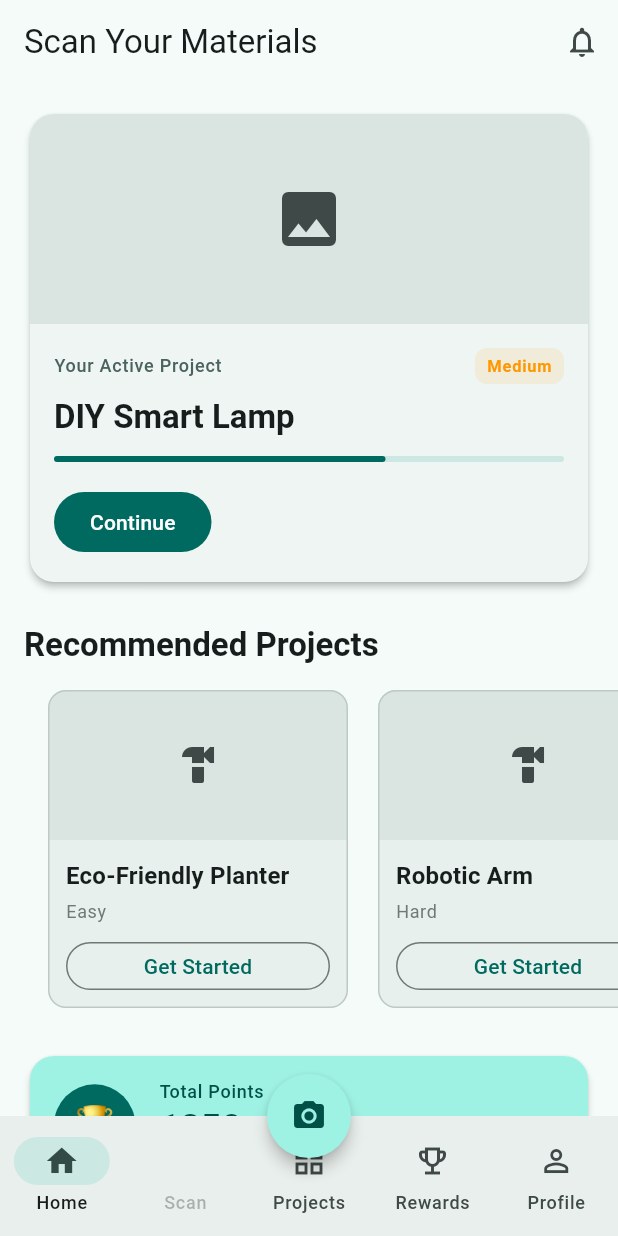
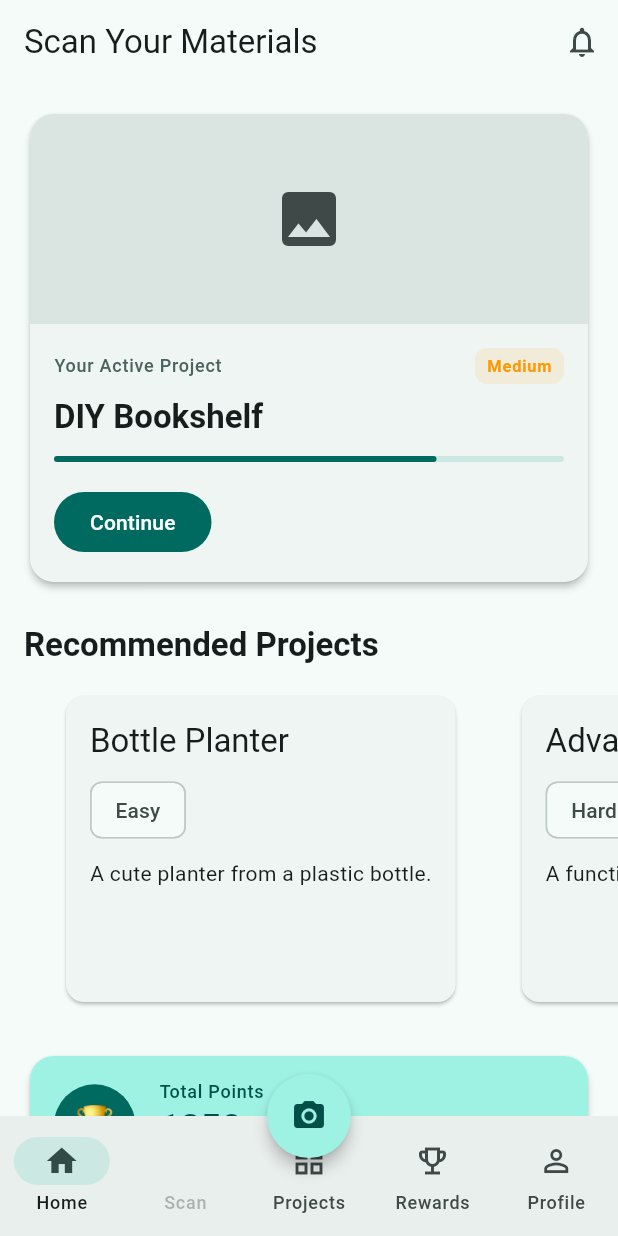
Before and after one commit to UvanAdhithya/Idea-Lens, a Flutter app: the screen it shows after launch, on a phone screen of 412 x 824 dp. Run offline on Flutter 3.47's test engine with Material 3 defaults, Android fonts, the light colour scheme and no system bars; our stand-ins replace flutter_dotenv, image_picker.

Commit message:
Pages for each project with tasks

```diff
--- a/lib/main.dart
+++ b/lib/main.dart
@@ -2,6 +2,9 @@ import 'package:flutter/material.dart';
 import 'screens/home_screen.dart';
 import 'screens/gemini_image_tasks_screen.dart';
 import 'package:flutter_dotenv/flutter_dotenv.dart';
+import 'screens/projects_list_screen.dart';
+import 'screens/project_details_screen.dart';
+import 'models/project.dart';
 
 
 Future<void> main() async {
--- a/lib/models/project.dart
+++ b/lib/models/project.dart
@@ -1,52 +1,53 @@
 class Project {
-  final String id;
   final String title;
+  final String difficulty;
   final String description;
-  final String imageUrl;
-  String? capturedImagePath; // path to local file
-  final String difficulty; // "Easy", "Medium", "Hard"
-  final double progress; // 0.0 to 1.0
-  final int points;
+  final List<String> steps;
+  final String? capturedImagePath;
+  final double progress;
 
-  Project({
-    required this.id,
+  const Project({
     required this.title,
+    required this.difficulty,
     required this.description,
-    required this.imageUrl,
+    required this.steps,
     this.capturedImagePath,
-    required this.difficulty,
-    required this.progress,
-    required this.points,
+    this.progress = 0.0,
   });
+
+  factory Project.fromJson(Map<String, dynamic> json) {
+    return Project(
+      title: json['title'] ?? 'Untitled',
+      difficulty: json['difficulty'] ?? 'Unknown',
+      description: json['description'] ?? 'No description.',
+      steps: List<String>.from(json['steps'] ?? []),
+    );
   }
 
-// Mock Data
-final List<Project> mockProjects = [
+  static final List<Project> mockProjects = [
     Project(
-    id: '1',
-    title: 'DIY Smart Lamp',
-    description: 'Build a voice-controlled lamp using Arduino.',
-    imageUrl: 'assets/lamp.png', // Placeholder
+      title: 'DIY Bookshelf',
       difficulty: 'Medium',
-    progress: 0.65,
-    points: 500,
+      description: 'A simple bookshelf from recycled wood.',
+      steps: ['Cut wood', 'Sand edges', 'Assemble shelf', 'Paint or stain', 'Mount on wall'],
+      capturedImagePath: null,
+      progress: 0.75,
     ),
     Project(
-    id: '2',
-    title: 'Eco-Friendly Planter',
-    description: 'Create a self-watering planter from recycled bottles.',
-    imageUrl: 'assets/planter.png', // Placeholder
+      title: 'Bottle Planter',
       difficulty: 'Easy',
-    progress: 0.0,
-    points: 300,
+      description: 'A cute planter from a plastic bottle.',
+      steps: ['Cut bottle', 'Decorate', 'Add soil', 'Plant seedling', 'Water'],
+      capturedImagePath: null,
+      progress: 0.2,
     ),
     Project(
-    id: '3',
-    title: 'Robotic Arm',
-    description: '3D print and assemble a simple robotic arm.',
-    imageUrl: 'assets/robot.png', // Placeholder
+      title: 'Advanced Robotic Arm',
       difficulty: 'Hard',
+      description: 'A functional robotic arm with Arduino.',
+      steps: ['3D print parts', 'Assemble mechanics', 'Wire electronics', 'Program Arduino', 'Test and calibrate'],
+      capturedImagePath: null,
       progress: 0.0,
-    points: 1000,
     ),
   ];
+}
--- a/lib/screens/dashboard_tab.dart
+++ b/lib/screens/dashboard_tab.dart
@@ -3,13 +3,16 @@ import '../models/project.dart';
 import '../widgets/active_project_card.dart';
 import '../widgets/recommended_project_card.dart';
 import '../widgets/gamification_card.dart';
-import 'project_detail_screen.dart';
+import 'project_details_screen.dart';
 
 class DashboardTab extends StatelessWidget {
-  const DashboardTab({super.key});
+   DashboardTab({super.key});
 
   @override
   Widget build(BuildContext context) {
+    // Define mockProjects as a local variable within the build method
+    final List<Project> mockProjects = Project.mockProjects;
+
     return CustomScrollView(
       slivers: [
         SliverAppBar(
@@ -30,13 +33,13 @@ class DashboardTab extends StatelessWidget {
               Padding(
                 padding: const EdgeInsets.fromLTRB(16, 16, 16, 8),
                 child: ActiveProjectCard(
-                  project: mockProjects[0],
+                  project: mockProjects[0], // Use the local variable
                   onTap: () {
                     Navigator.push(
                       context,
                       MaterialPageRoute(
-                        builder: (context) => ProjectDetailScreen(
-                          project: mockProjects[0],
+                        builder: (context) => ProjectDetailsScreen(
+                          project: mockProjects[0], // Use the local variable
                         ),
                       ),
                     );
@@ -59,23 +62,13 @@ class DashboardTab extends StatelessWidget {
                 child: ListView.separated(
                   padding: const EdgeInsets.symmetric(horizontal: 16),
                   scrollDirection: Axis.horizontal,
-                  itemCount: mockProjects.length,
+                  itemCount: mockProjects.length, // Use the local variable
                   separatorBuilder: (context, index) => const SizedBox(width: 12),
                   itemBuilder: (context, index) {
                     // Skip the first one if we consider it "active"
                     if (index == 0) return const SizedBox.shrink();
                     return RecommendedProjectCard(
-                      project: mockProjects[index],
-                      onTap: () {
-                        Navigator.push(
-                          context,
-                          MaterialPageRoute(
-                            builder: (context) => ProjectDetailScreen(
-                              project: mockProjects[index],
-                            ),
-                          ),
-                        );
-                      },
+                      project: mockProjects[index], // Use the local variable
                     );
                   },
                 ),
--- a/lib/widgets/recommended_project_card.dart
+++ b/lib/widgets/recommended_project_card.dart
@@ -1,88 +1,40 @@
 import 'package:flutter/material.dart';
 import '../models/project.dart';
+import '../screens/project_details_screen.dart';
 
 class RecommendedProjectCard extends StatelessWidget {
   final Project project;
-  final VoidCallback onTap;
 
-  const RecommendedProjectCard({
-    super.key,
-    required this.project,
-    required this.onTap,
-  });
+  const RecommendedProjectCard({super.key, required this.project});
 
   @override
   Widget build(BuildContext context) {
     return Card(
-      elevation: 0,
-      color: Theme.of(context).colorScheme.surfaceVariant.withOpacity(0.5),
-      shape: RoundedRectangleBorder(
-        side: BorderSide(color: Theme.of(context).colorScheme.outlineVariant),
-        borderRadius: BorderRadius.circular(12),
-      ),
+      margin: const EdgeInsets.symmetric(horizontal: 16, vertical: 8),
       child: InkWell(
-        onTap: onTap,
-        borderRadius: BorderRadius.circular(12),
-        child: SizedBox(
-          width: 200,
+        onTap: () {
+          Navigator.push(
+            context,
+            MaterialPageRoute(
+              builder: (context) => ProjectDetailsScreen(project: project),
+            ),
+          );
+        },
+        child: Padding(
+          padding: const EdgeInsets.all(16.0),
           child: Column(
             crossAxisAlignment: CrossAxisAlignment.start,
             children: [
-              // Image Placeholder
-              Container(
-                height: 100,
-                decoration: BoxDecoration(
-                  color: Theme.of(context).colorScheme.surfaceVariant,
-                  borderRadius: const BorderRadius.vertical(top: Radius.circular(12)),
-                ),
-                child: Center(
-                  child: Icon(
-                    Icons.hardware,
-                    size: 32,
-                    color: Theme.of(context).colorScheme.onSurfaceVariant,
-                  ),
-                ),
+              Text(
+                project.title,
+                style: Theme.of(context).textTheme.titleLarge,
               ),
-              // FIXED: Wrapped in Expanded to prevent overflow
-              Expanded(
-                child: Padding(
-                  padding: const EdgeInsets.all(12.0),
-                  child: Column(
-                    crossAxisAlignment: CrossAxisAlignment.start,
-                    children: [  // ← Remove mainAxisSize: MainAxisSize.min
-                      Text(
-                        project.title,
-                        maxLines: 1,
-                        overflow: TextOverflow.ellipsis,
-                        style: Theme.of(context).textTheme.titleMedium?.copyWith(
-                          fontWeight: FontWeight.w600,
-                        ),
-                      ),
-                      const SizedBox(height: 4),
-                      Text(
-                        project.difficulty,
-                        maxLines: 1,  // ← ADD THIS
-                        overflow: TextOverflow.ellipsis,  // ← ADD THIS
-                        style: Theme.of(context).textTheme.bodySmall?.copyWith(
-                          color: Theme.of(context).colorScheme.outline,
-                        ),
-                      ),
-                      const Spacer(),
-                      SizedBox(  // ← Wrap button in SizedBox
-                        height: 32,
-                        child: OutlinedButton(
-                          onPressed: onTap,
-                          style: OutlinedButton.styleFrom(
-                            minimumSize: Size(double.infinity, 32),
-                          ),
-                          child: const Text('Get Started'),
-                        ),
-                      ),
-                    ],
-                  ),
-                ),
+              const SizedBox(height: 8),
+              Chip(
+                label: Text(project.difficulty),
               ),
-
+              const SizedBox(height: 8),
+              Text(project.description),
             ],
           ),
         ),
```
Also changed, not shown: lib/screens/gemini_image_tasks_screen.dart (+71 -39 lines). Lines whose indentation alone changed are shown as unchanged.
